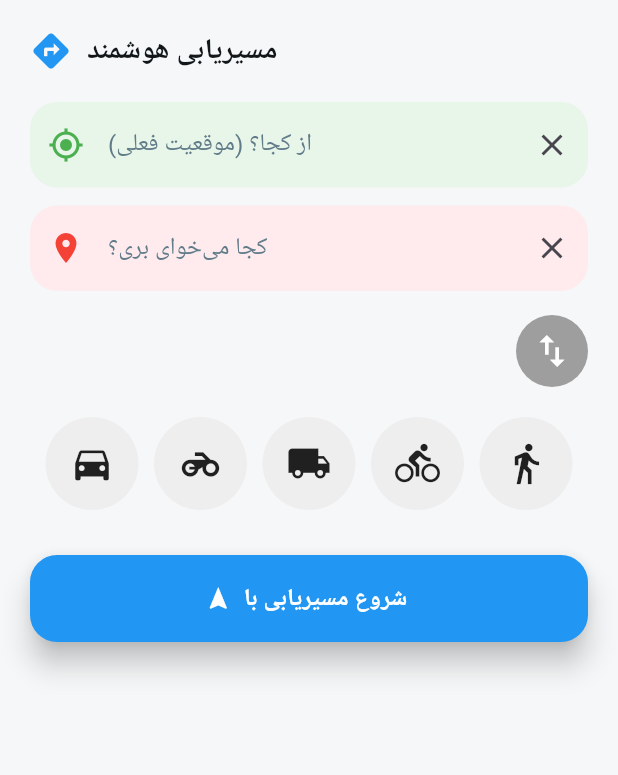
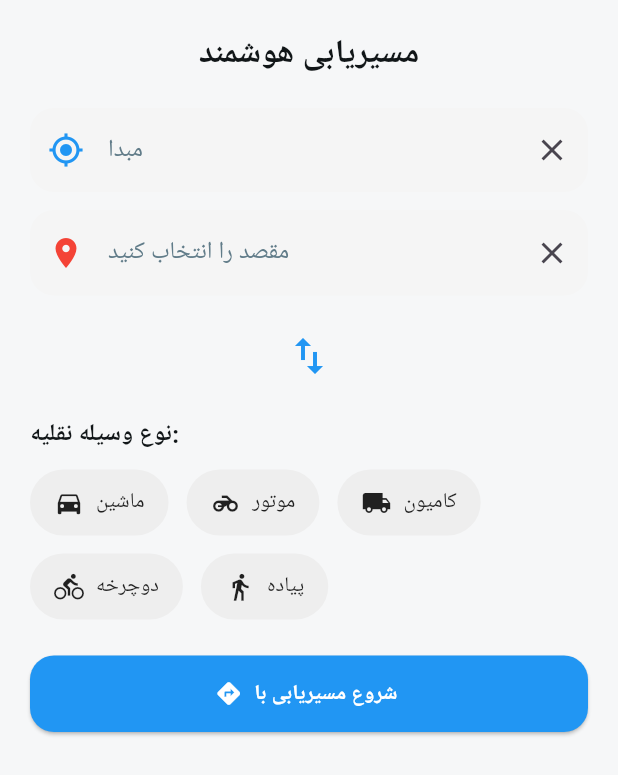
Before and after one commit to BabSol2001/flutter_tourai, a Flutter app: the RoutingCardContent widget shown alone on an empty page, opened directly with empty values, on a phone screen of 412 x 824 dp. Shown: the top 775 px of the screen. Run offline on Flutter 3.47's test engine with Material 3 defaults, Android fonts, the light colour scheme and no system bars; our stand-ins replace dio, flutter_map, geolocator, latlong2; network calls fail; Roboto replaces fonts that are missing (Plus Jakarta Sans).

Commit message:
6.8 Navi Search Up_to_Down Menue

```diff
--- a/lib/navigation/widgets/routing_card.dart
+++ b/lib/navigation/widgets/routing_card.dart
@@ -7,8 +7,6 @@ class RoutingCardContent extends StatelessWidget {
   final TextEditingController destinationController;
   final LatLng? selectedDestination;
   final LatLng? originLatLng;
-  final bool isSearchingOrigin;
-  final bool isSearchingDestination;
   final bool isLoadingRoute;
   final String selectedMode;
   final Function(String) onModeChanged;
@@ -19,14 +17,12 @@ class RoutingCardContent extends StatelessWidget {
   final String modeName;
 
   const RoutingCardContent({
+    Key? key,
     required this.scrollController,
-    super.key,
     required this.originController,
     required this.destinationController,
     required this.selectedDestination,
     required this.originLatLng,
-    required this.isSearchingOrigin,
-    required this.isSearchingDestination,
     required this.isLoadingRoute,
     required this.selectedMode,
     required this.onModeChanged,
@@ -35,49 +31,35 @@ class RoutingCardContent extends StatelessWidget {
     required this.onClearOrigin,
     required this.onStartRouting,
     required this.modeName,
-  });
+  }) : super(key: key);
 
   @override
   Widget build(BuildContext context) {
-    return SingleChildScrollView(
+    return ListView(
       controller: scrollController,
-      physics: const ClampingScrollPhysics(
-        parent: AlwaysScrollableScrollPhysics(), // این خط باعث میشه وقتی کیبورد بازه، منو کاملاً بالا بیاد
-      ),
-      padding: const EdgeInsets.fromLTRB(20, 20, 20, 30),
-      child: Column(
-        crossAxisAlignment: CrossAxisAlignment.start,
+      padding: const EdgeInsets.all(20),
       children: [
         // عنوان
-          const Row(
-            children: [
-              Icon(Icons.directions, color: Colors.blue, size: 28),
-              SizedBox(width: 10),
-              Text("مسیریابی هوشمند", style: TextStyle(fontSize: 19, fontWeight: FontWeight.bold)),
-            ],
+        const Text(
+          "مسیریابی هوشمند",
+          style: TextStyle(fontSize: 22, fontWeight: FontWeight.bold),
+          textAlign: TextAlign.center,
         ),
         const SizedBox(height: 20),
 
         // مبدا
         TextField(
           controller: originController,
+          readOnly: true,
           decoration: InputDecoration(
-              hintText: "از کجا؟ (موقعیت فعلی)",
-              prefixIcon: const Icon(Icons.my_location, color: Colors.green),
-              suffixIcon: isSearchingOrigin
-                  ? const Padding(
-                      padding: EdgeInsets.all(10),
-                      child: SizedBox(width: 18, height: 18, child: CircularProgressIndicator(strokeWidth: 2)),
-                    )
-                  : (originLatLng != null
+            hintText: "مبدا",
+            prefixIcon: const Icon(Icons.my_location, color: Colors.blue),
+            suffixIcon: originLatLng != null
                 ? IconButton(icon: const Icon(Icons.clear), onPressed: onClearOrigin)
-                      : null),
+                : null,
             filled: true,
-              fillColor: Colors.green[50],
-              border: OutlineInputBorder(
-                borderRadius: BorderRadius.circular(18),
-                borderSide: BorderSide.none,
-              ),
+            fillColor: Colors.grey[100],
+            border: OutlineInputBorder(borderRadius: BorderRadius.circular(16), borderSide: BorderSide.none),
           ),
         ),
         const SizedBox(height: 12),
@@ -85,99 +67,98 @@ class RoutingCardContent extends StatelessWidget {
         // مقصد
         TextField(
           controller: destinationController,
+          readOnly: true,
           decoration: InputDecoration(
-              hintText: "کجا می‌خوای بری؟",
+            hintText: "مقصد را انتخاب کنید",
             prefixIcon: const Icon(Icons.location_on, color: Colors.red),
-              suffixIcon: isSearchingDestination
-                  ? const Padding(
-                      padding: EdgeInsets.all(10),
-                      child: SizedBox(width: 18, height: 18, child: CircularProgressIndicator(strokeWidth: 2)),
-                    )
-                  : (selectedDestination != null
+            suffixIcon: selectedDestination != null
                 ? IconButton(icon: const Icon(Icons.clear), onPressed: onClearDestination)
-                      : null),
+                : null,
             filled: true,
-              fillColor: Colors.red[50],
-              border: OutlineInputBorder(
-                borderRadius: BorderRadius.circular(18),
-                borderSide: BorderSide.none,
+            fillColor: Colors.grey[100],
+            border: OutlineInputBorder(borderRadius: BorderRadius.circular(16), borderSide: BorderSide.none),
           ),
         ),
+        const SizedBox(height: 16),
+
+        // دکمه جابجایی
+        Row(
+          mainAxisAlignment: MainAxisAlignment.center,
+          children: [
+            IconButton(
+              onPressed: selectedDestination != null ? onSwap : null,
+              icon: const Icon(Icons.swap_vert, size: 32),
+              color: selectedDestination != null ? Colors.blue : Colors.grey,
             ),
+          ],
+        ),
+        const SizedBox(height: 16),
 
-          const SizedBox(height: 16),
-          // دکمه سواپ
-          Align(
-            alignment: Alignment.centerRight,
-            child: GestureDetector(
-              onTap: onSwap,
+        // انتخاب نوع وسیله
+        const Text("نوع وسیله نقلیه:", style: TextStyle(fontSize: 16, fontWeight: FontWeight.w600)),
+        const SizedBox(height: 12),
+        Wrap(
+          spacing: 12,
+          runSpacing: 12,
+          children: [
+            "auto", "motorcycle", "truck", "bicycle", "pedestrian"
+          ].map((mode) {
+            final isSelected = selectedMode == mode;
+            final name = {
+              "auto": "ماشین",
+              "motorcycle": "موتور",
+              "truck": "کامیون",
+              "bicycle": "دوچرخه",
+              "pedestrian": "پیاده",
+            }[mode]!;
+            final icon = {
+              "auto": Icons.directions_car,
+              "motorcycle": Icons.motorcycle,
+              "truck": Icons.local_shipping,
+              "bicycle": Icons.directions_bike,
+              "pedestrian": Icons.directions_walk,
+            }[mode]!;
+
+            return GestureDetector(
+              onTap: () => onModeChanged(mode),
               child: Container(
-                padding: const EdgeInsets.all(10),
-                decoration: const BoxDecoration(color: Colors.grey, shape: BoxShape.circle),
-                child: const Icon(Icons.swap_vert, color: Colors.white, size: 28),
-              ),
-            ),
-          ),
-
-          const SizedBox(height: 20),
-          // انتخاب وسیله نقلیه
-          Row(
-            mainAxisAlignment: MainAxisAlignment.spaceEvenly,
-            children: [
-              {"mode": "auto", "icon": Icons.directions_car},
-              {"mode": "motorcycle", "icon": Icons.motorcycle},
-              {"mode": "truck", "icon": Icons.local_shipping},
-              {"mode": "bicycle", "icon": Icons.directions_bike},
-              {"mode": "pedestrian", "icon": Icons.directions_walk},
-            ].map((m) {
-              final bool isSelected = selectedMode == m["mode"];
-              return GestureDetector(
-                onTap: () => onModeChanged(m["mode"] as String),
-                child: AnimatedContainer(
-                  duration: const Duration(milliseconds: 250),
-                  padding: const EdgeInsets.all(16),
+                padding: const EdgeInsets.symmetric(horizontal: 16, vertical: 12),
                 decoration: BoxDecoration(
                   color: isSelected ? Colors.blue : Colors.grey[200],
-                    shape: BoxShape.circle,
-                    boxShadow: isSelected
-                        ? [BoxShadow(color: Colors.blue.withOpacity(0.4), blurRadius: 12, offset: const Offset(0, 4))]
-                        : null,
+                  borderRadius: BorderRadius.circular(30),
                 ),
-                  child: Icon(
-                    m["icon"] as IconData,
-                    color: isSelected ? Colors.white : Colors.black87,
-                    size: 30,
+                child: Row(
+                  mainAxisSize: MainAxisSize.min,
+                  children: [
+                    Icon(icon, color: isSelected ? Colors.white : Colors.black87, size: 20),
+                    const SizedBox(width: 8),
+                    Text(name, style: TextStyle(color: isSelected ? Colors.white : Colors.black87)),
+                  ],
                 ),
               ),
             );
           }).toList(),
         ),
+        const SizedBox(height: 24),
 
-          const SizedBox(height: 30),
         // دکمه شروع مسیریابی
         SizedBox(
           width: double.infinity,
-            height: 58,
           child: ElevatedButton.icon(
-              onPressed: isLoadingRoute || selectedDestination == null ? null : onStartRouting,
+            onPressed: selectedDestination == null ? null : isLoadingRoute ? null : onStartRouting,
             icon: isLoadingRoute
-                  ? const SizedBox(width: 24, height: 24, child: CircularProgressIndicator(color: Colors.white, strokeWidth: 2))
-                  : const Icon(Icons.navigation),
-              label: Text(
-                isLoadingRoute ? "در حال رسم مسیر..." : "شروع مسیریابی با $modeName",
-                style: const TextStyle(fontSize: 16),
-              ),
+                ? const SizedBox(width: 20, height: 20, child: CircularProgressIndicator(color: Colors.white, strokeWidth: 2))
+                : const Icon(Icons.directions),
+            label: Text(isLoadingRoute ? "در حال رسم مسیر..." : "شروع مسیریابی با $modeName"),
             style: ElevatedButton.styleFrom(
               backgroundColor: Colors.blue,
-                foregroundColor: Colors.white,
-                shape: RoundedRectangleBorder(borderRadius: BorderRadius.circular(18)),
-                elevation: 8,
+              padding: const EdgeInsets.symmetric(vertical: 16),
+              shape: RoundedRectangleBorder(borderRadius: BorderRadius.circular(16)),
             ),
           ),
         ),
         const SizedBox(height: 20),
       ],
-      ),
     );
   }
 }
--- a/lib/navigation_map_screen.dart
+++ b/lib/navigation_map_screen.dart
@@ -6,7 +6,6 @@ import 'dart:convert';
 import 'dart:math' as math;
 import 'package:geolocator/geolocator.dart';
 
-// ویجت مسیریابی
 import 'navigation/widgets/routing_card.dart';
 
 class NavigationMapScreen extends StatefulWidget {
@@ -257,18 +256,16 @@ class _NavigationMapScreenState extends State<NavigationMapScreen>
     );
   }
 
-  // منوی جستجو از بالا — بدون کرش، بدون findAncestor
   void _openSearchFromFab() {
     _searchController.clear();
+    Future.delayed(const Duration(milliseconds: 100), () {
       showGeneralDialog(
         context: context,
         barrierDismissible: true,
         barrierLabel: "search_dialog",
         barrierColor: Colors.black.withOpacity(0.5),
         transitionDuration: const Duration(milliseconds: 320),
-      pageBuilder: (context, _, __) {
-        return _SearchTopSheet(state: this); // اینجوری state رو مستقیم پاس می‌دیم
-      },
+        pageBuilder: (context, _, __) => _SearchTopSheet(state: this),
         transitionBuilder: (context, animation, secondaryAnimation, child) {
           return SlideTransition(
             position: Tween<Offset>(begin: const Offset(0, -1), end: Offset.zero)
@@ -277,6 +274,7 @@ class _NavigationMapScreenState extends State<NavigationMapScreen>
           );
         },
       ).then((_) => _searchController.clear());
+    });
   }
 
   @override
@@ -320,6 +318,7 @@ class _NavigationMapScreenState extends State<NavigationMapScreen>
             bottom: 20,
             right: 16,
             child: Column(
+              mainAxisSize: MainAxisSize.min,
               children: [
                 FloatingActionButton(
                   heroTag: "search",
@@ -328,18 +327,18 @@ class _NavigationMapScreenState extends State<NavigationMapScreen>
                   child: const Icon(Icons.search, color: Colors.black87),
                 ),
                 const SizedBox(height: 12),
-                FloatingActionButton(
+                FloatingActionButton.small(
                   heroTag: "north",
                   backgroundColor: Colors.white,
                   onPressed: _resetNorth,
-                  child: const Icon(Icons.explore),
+                  child: const Icon(Icons.explore, size: 20),
                 ),
                 const SizedBox(height: 12),
-                FloatingActionButton(
+                FloatingActionButton.small(
                   heroTag: "locate",
                   backgroundColor: Colors.blue,
                   onPressed: () => _getCurrentLocation(force: true),
-                  child: const Icon(Icons.my_location, color: Colors.white),
+                  child: const Icon(Icons.my_location, color: Colors.white, size: 20),
                 ),
               ],
             ),
@@ -388,7 +387,6 @@ class _NavigationMapScreenState extends State<NavigationMapScreen>
   }
 }
 
-// منوی مسیریابی از پایین
 class _RoutingBottomSheet extends StatelessWidget {
   const _RoutingBottomSheet();
 
@@ -435,14 +433,16 @@ class _RoutingBottomSheet extends StatelessWidget {
     );
   }
 }
-// منوی جستجو از بالا — ۱۰۰٪ بدون کرش
+
 class _SearchTopSheet extends StatelessWidget {
   final _NavigationMapScreenState state;
   const _SearchTopSheet({required this.state});
 
   @override
   Widget build(BuildContext context) {
-    return SafeArea(
+    return Material(
+      color: Colors.transparent,
+      child: SafeArea(
         child: Align(
           alignment: Alignment.topCenter,
           child: Container(
@@ -522,6 +522,7 @@ class _SearchTopSheet extends StatelessWidget {
             ),
           ),
         ),
+      ),
     );
   }
 }
```
Lines whose indentation alone changed are shown as unchanged.
